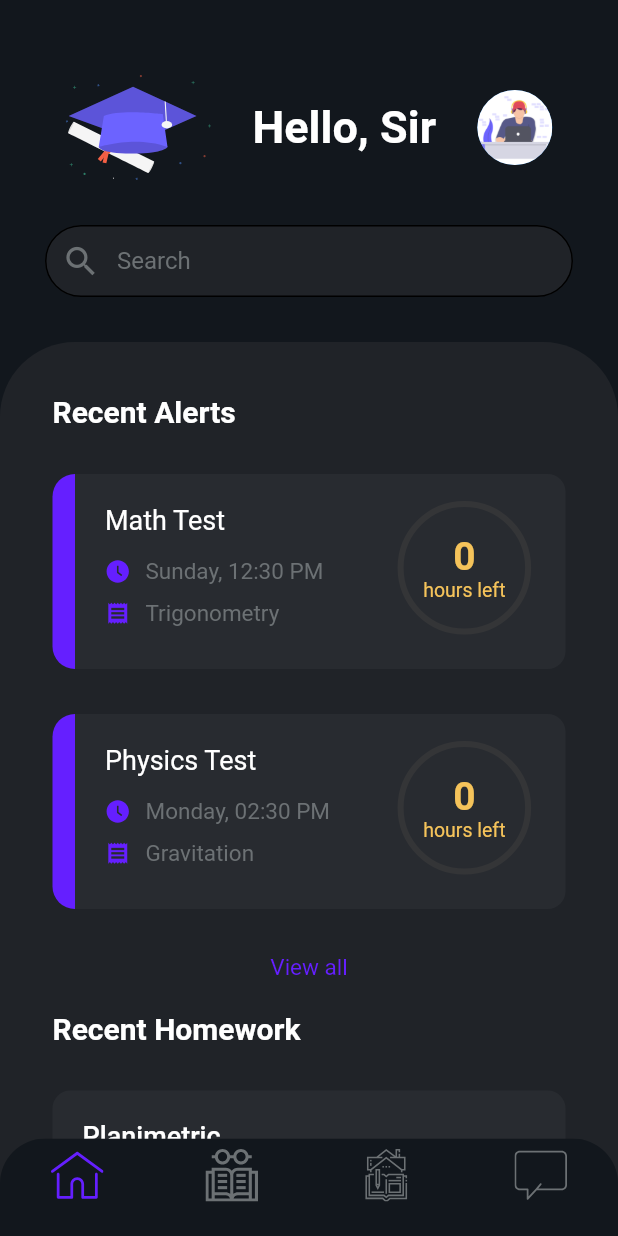
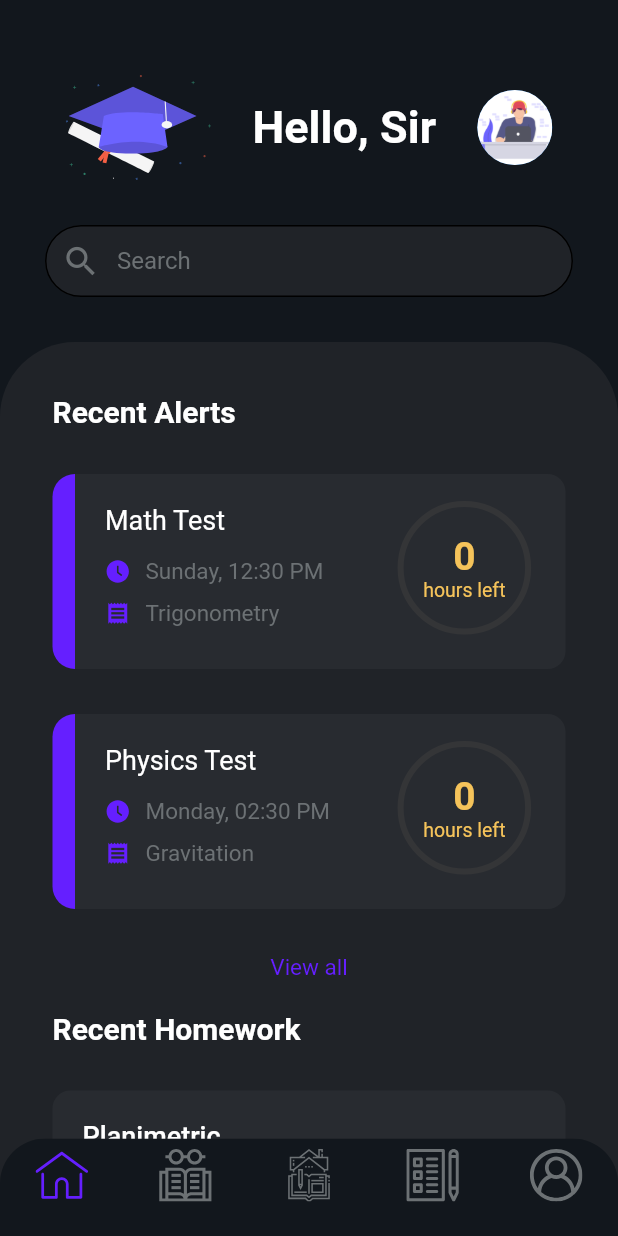
Before and after one commit to avinashkranjan/Friday, a Flutter app: the BottomNavigation screen opened directly, on a phone screen of 412 x 824 dp. Run offline on Flutter 3.47's test engine with Material 2 defaults, Android fonts, the phone set to English and light mode, and no system bars; our stand-ins replace firebase_auth, firebase_core, flutter_icons, flutter_svg, fluttertoast; accounts and stored records are empty.

Commit message:
Updated Navbar Icons

```diff
--- a/lib/main.dart
+++ b/lib/main.dart
@@ -19,7 +19,7 @@ class MyApp extends StatelessWidget {
 
     return MaterialApp(
       debugShowCheckedModeBanner: false,
-      title: 'Class Manager',
+      title: 'Friday',
       theme: ThemeData(
         primaryColor: Color(0xFF202328),
         accentColor: Color(0xFF651FFF),
--- a/lib/widgets/bottom_navigation.dart
+++ b/lib/widgets/bottom_navigation.dart
@@ -104,9 +104,19 @@ class _BottomNavigationState extends State<BottomNavigation> {
             ),
             BottomNavigationBarItem(
               icon: SvgPicture.asset(
-                "assets/icons/comment.svg",
+                "assets/icons/test.svg",
                 width: 35.0,
                 color: _selectedTab == 3
+                    ? Theme.of(context).accentColor
+                    : kTextColor,
+              ),
+              title: SizedBox.shrink(),
+            ),
+            BottomNavigationBarItem(
+              icon: SvgPicture.asset(
+                "assets/icons/user.svg",
+                width: 35.0,
+                color: _selectedTab == 4
                     ? Theme.of(context).accentColor
                     : kTextColor,
               ),
```
Also changed, not shown: assets/icons/comment.svg (deleted), assets/icons/test.svg (added), assets/icons/user.svg (added).
